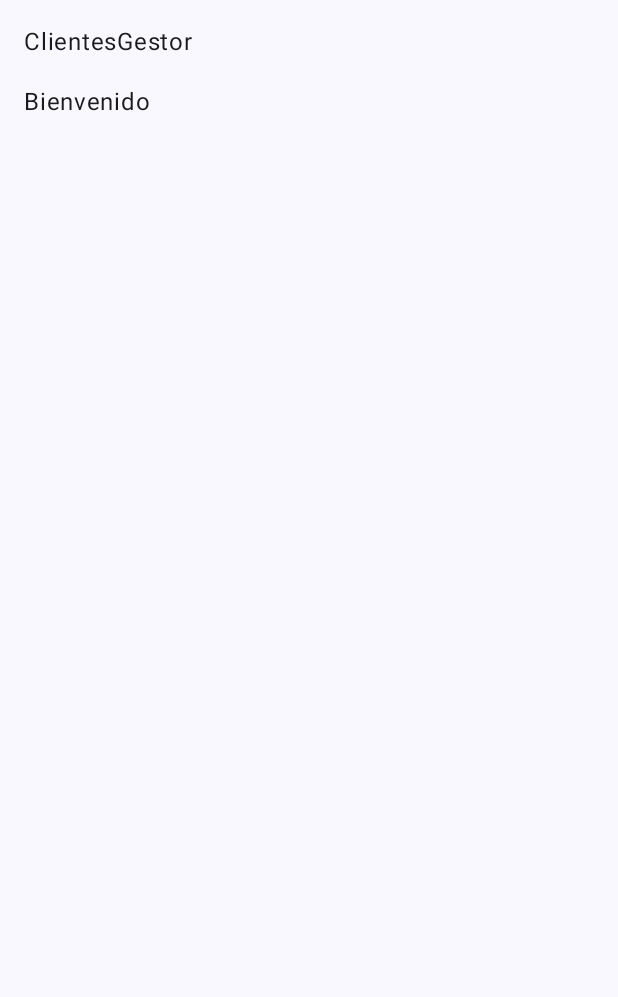
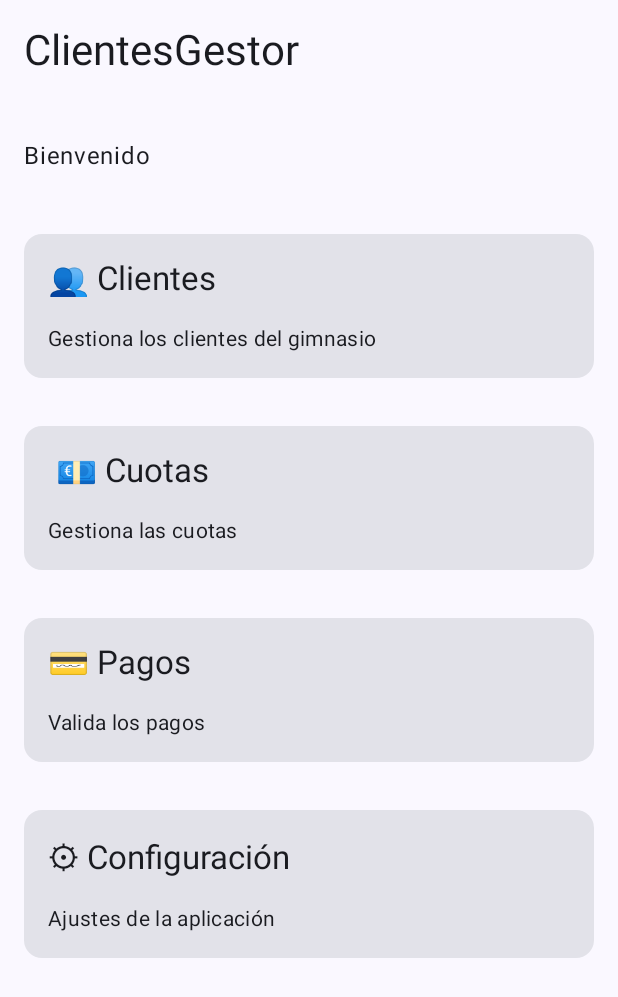
Before and after one commit to Rober-Car/ClientesGestor, an Android app built with Jetpack Compose: the HomeScreen screen opened through its navigation route, on a phone screen of 412 x 824 dp. Before the commit the part shown is almost empty. Shown: the top 997 px of the screen. Run offline under Robolectric (Android 15) with nearby library versions, the light colour scheme and no system bars.

Commit message:
Primeros pasos con compose 4

```diff
--- a/app/src/main/java/com/roberto/clientesgestor/ui/auth/LoginScreen.kt
+++ b/app/src/main/java/com/roberto/clientesgestor/ui/auth/LoginScreen.kt
@@ -265,7 +265,7 @@ fun LoginScreen(
 
         Text("Gestión de clientes y cuotas")
 
-        Spacer(modifier = Modifier.height(16.dp))
+
 
 
         /**
--- a/app/src/main/java/com/roberto/clientesgestor/ui/cliente/HomeScreen.kt
+++ b/app/src/main/java/com/roberto/clientesgestor/ui/cliente/HomeScreen.kt
@@ -1,8 +1,14 @@
 package com.roberto.clientesgestor.ui.cliente
 
 import androidx.compose.foundation.layout.Column
+import androidx.compose.foundation.layout.Row
+import androidx.compose.foundation.layout.Spacer
 import androidx.compose.foundation.layout.fillMaxSize
+import androidx.compose.foundation.layout.fillMaxWidth
+import androidx.compose.foundation.layout.height
 import androidx.compose.foundation.layout.padding
+import androidx.compose.material3.Card
+import androidx.compose.material3.MaterialTheme
 import androidx.compose.material3.Text
 import androidx.compose.runtime.Composable
 import androidx.navigation.NavHostController
@@ -79,30 +85,157 @@ fun HomeScreen (
                 .fillMaxSize()
                 .padding(innerPadding)
         ) {
+            /**
+             * Text("ClientesGestor")
+             * ----------------------
+             * ✔ TIPO: Composable de texto (Material 3)
+             *
+             * ¿Qué es?
+             * Un componente que muestra texto en pantalla.
+             *
+             * Parámetros:
+             * - text → contenido textual que se va a mostrar.
+             * - style → estilo tipográfico aplicado (headlineMedium en este caso).
+             * - modifier → ajustes visuales como padding, tamaño, alineación, etc.
+             */
+            Text(
+                text = "ClientesGestor",
+                style = MaterialTheme.typography.headlineMedium,
+                modifier = Modifier.padding(16.dp)
+            )
+
+
+            Spacer(modifier = Modifier.height(24.dp))
 
             /**
-             * Text("Home Screen")
+             * Text("Bienvenido")
              * ------------------
              * ✔ TIPO: Composable de texto
              *
-             * ¿Qué hace?
-             * Muestra el texto “Home Screen” en pantalla.
+             * ¿Qué es?
+             * Un texto secundario que complementa el título principal.
              *
-             * ¿Para qué sirve?
-             * Indica al usuario que está en la pantalla principal.
+             * Parámetros:
+             * - text → contenido textual.
+             * - modifier → en este caso, padding horizontal desde la izquierda.
              */
-            Text(
-                text = "ClientesGestor",
-                modifier = Modifier.padding(16.dp)
-            )
-
             Text(
                 text = "Bienvenido",
                 modifier = Modifier.padding(start = 16.dp)
             )
 
+            Spacer(modifier= Modifier.height(24.dp))
+
+
+
+
+                Card (
+
+                    modifier = Modifier
+                        .fillMaxWidth()
+                        .padding(16.dp)
+
+                ){
+
+                    Text(
+                        text = "👥 Clientes",
+                        style = MaterialTheme.typography.titleLarge,
+                        modifier = Modifier.padding(16.dp)
+                    )
+
+                    Text(
+                        text = "Gestiona los clientes del gimnasio",
+                        style = MaterialTheme.typography.bodyMedium,
+                        modifier = Modifier.padding(
+                            start = 16.dp,
+                            end = 16.dp,
+                            bottom = 16.dp
+                        )
+                    )
+
+                }
+
+                Card(
+
+                    modifier = Modifier
+                        .fillMaxWidth()
+                        .padding(16.dp)
+
+                ){
+
+                    Text(
+                        text = " \uD83D\uDCB6 Cuotas" ,
+                        style = MaterialTheme.typography.titleLarge,
+                        modifier = Modifier.padding(16.dp)
+                    )
+
+                    Text(
+
+                        text = "Gestiona las cuotas",
+                        style = MaterialTheme.typography.bodyMedium,
+                        modifier = Modifier.padding(
+                            start = 16.dp,
+                            end = 16.dp,
+                            bottom = 16.dp
+                        )
+                    )
+                }
+
+                Card(
+
+                    modifier = Modifier
+                        .fillMaxWidth()
+                        .padding(16.dp)
+
+                ){
+
+                    Text(
+                        text = "\uD83D\uDCB3 Pagos " ,
+                        style = MaterialTheme.typography.titleLarge,
+                        modifier = Modifier.padding(16.dp)
+                    )
+
+                    Text(
+
+                        text = "Valida los pagos ",
+                        style = MaterialTheme.typography.bodyMedium,
+                        modifier = Modifier.padding(
+                            start = 16.dp,
+                            end = 16.dp,
+                            bottom = 16.dp
+                        )
+                    )
+                }
+
+                Card(
+
+                    modifier = Modifier
+                        .fillMaxWidth()
+                        .padding(16.dp)
+
+                ){
+
+                    Text(
+                        text = "⚙ Configuración" ,
+                        style = MaterialTheme.typography.titleLarge,
+                        modifier = Modifier.padding(16.dp)
+                    )
+
+                    Text(
+
+                        text = "Ajustes de la aplicación",
+                        style = MaterialTheme.typography.bodyMedium,
+                        modifier = Modifier.padding(
+                            start = 16.dp,
+                            end = 16.dp,
+                            bottom = 16.dp
+                        )
+                    )
+                }
+
+
+            }
+
         }
 
     }
-
-}
--- /dev/null
+++ b/app/src/main/java/com/roberto/clientesgestor/ui/components/MenuCard.kt
@@ -0,0 +1,12 @@
+package com.roberto.clientesgestor.ui.components
+
+
+
+import androidx.compose.runtime.Composable
+
+@Composable
+fun MenuCard(
+
+) {
+
+}
```
